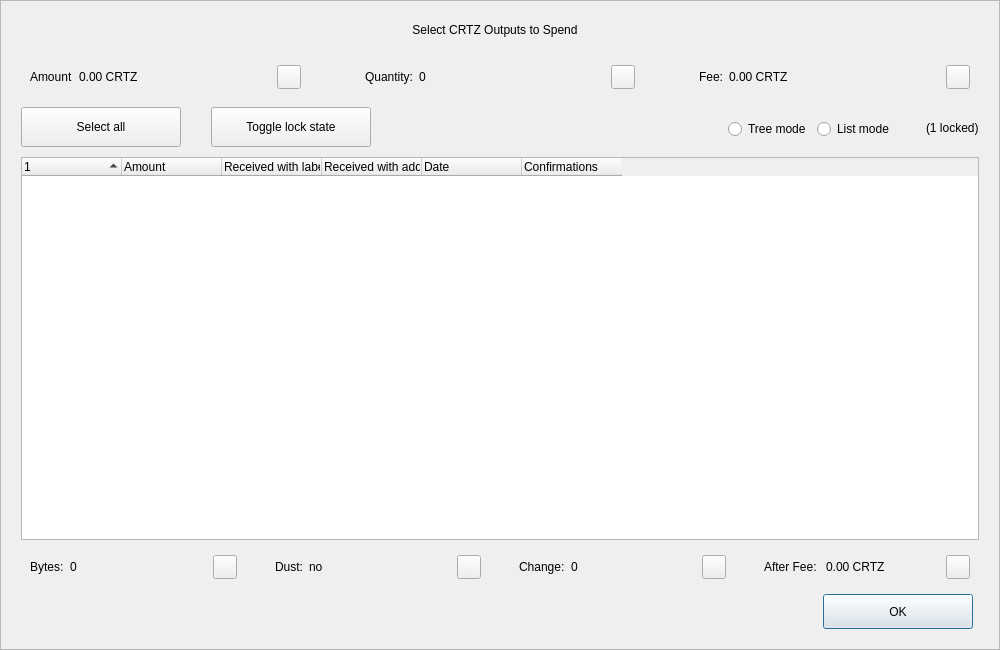
Qt form src/qt/forms/coincontroldialog.ui (AltcoinBaggins/lil) before a commit.
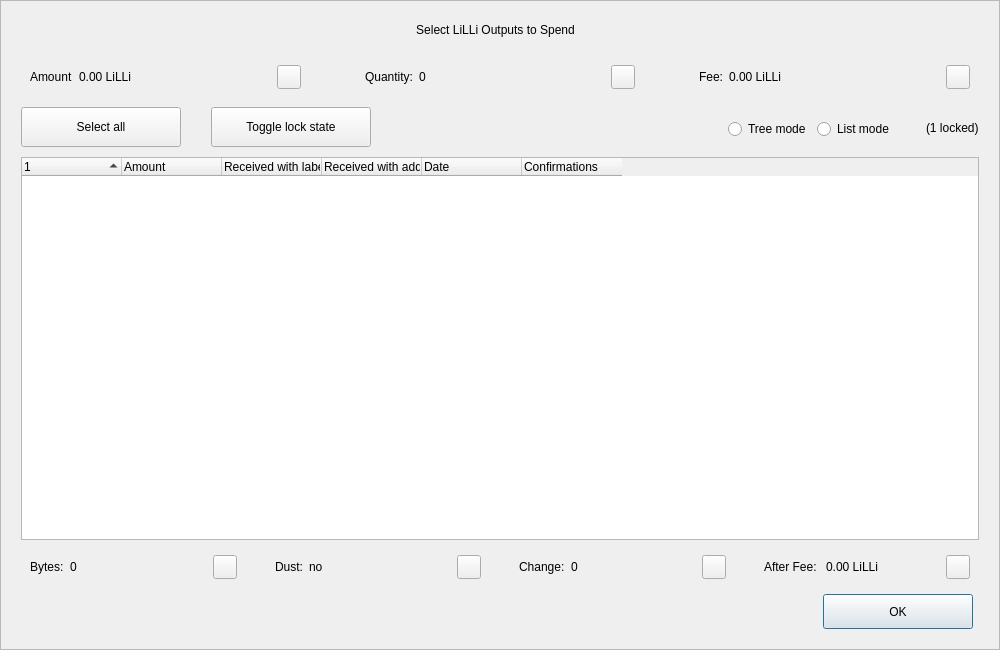
The same form after that commit. Custom widgets are drawn as their Qt base class.

What changed in the file:
```diff
--- a/src/qt/forms/coincontroldialog.ui
+++ b/src/qt/forms/coincontroldialog.ui
@@ -98,7 +98,7 @@
            </size>
           </property>
           <property name="text">
-           <string>Select CRTZ Outputs to Spend</string>
+           <string>Select LiLLi Outputs to Spend</string>
           </property>
           <property name="alignment">
            <set>Qt::AlignCenter</set>
@@ -144,7 +144,7 @@
            <item>
             <widget class="QLabel" name="labelCoinControlAmount">
              <property name="text">
-              <string>0.00 CRTZ</string>
+              <string>0.00 LiLLi</string>
              </property>
             </widget>
            </item>
@@ -268,7 +268,7 @@
            <item>
             <widget class="QLabel" name="labelCoinControlFee">
              <property name="text">
-              <string>0.00 CRTZ</string>
+              <string>0.00 LiLLi</string>
              </property>
             </widget>
            </item>
@@ -729,7 +729,7 @@
            <item>
             <widget class="QLabel" name="labelCoinControlAfterFee">
              <property name="text">
-              <string>0.00 CRTZ</string>
+              <string>0.00 LiLLi</string>
              </property>
             </widget>
            </item>
```
